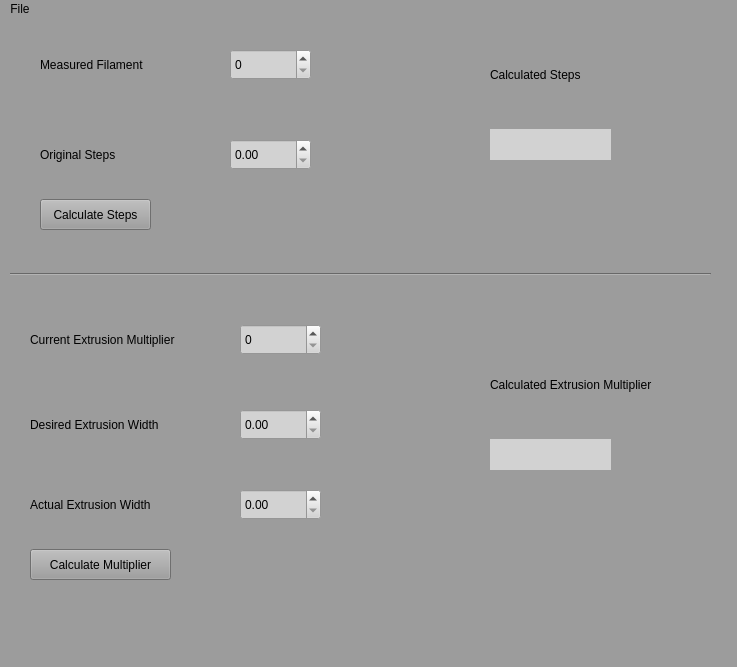
First picture: the form in extruder_calibration.ui, repository JWolfJr/3D-printer-extruder-calibration, before the edit.
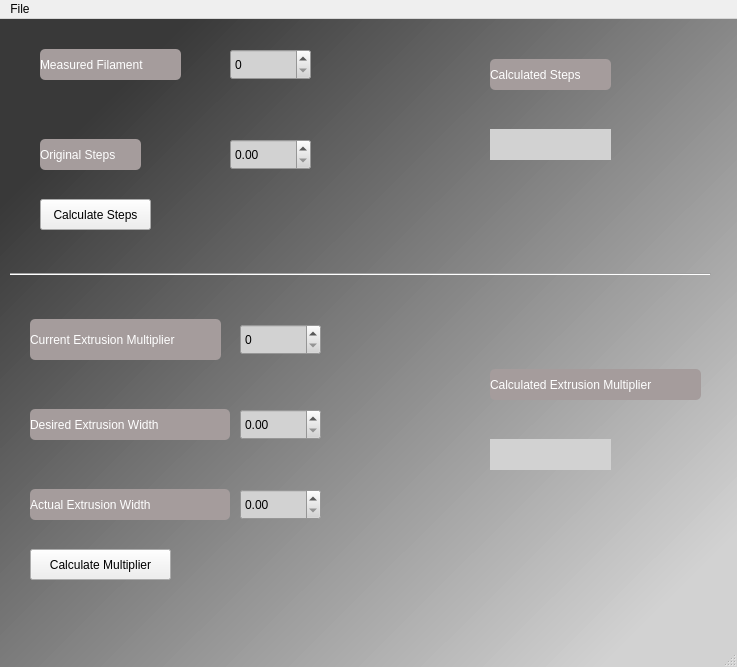
Second picture: the form after the edit.

Commit message: Changed background and button look

Diff of the .ui file:
```diff
--- a/extruder_calibration.ui
+++ b/extruder_calibration.ui
@@ -14,7 +14,8 @@
    <string>Extruder Calibrater</string>
   </property>
   <property name="styleSheet">
-   <string notr="true">background-color: rgb(156, 156, 156);</string>
+   <string notr="true">QWidget#MainWindow{
+background-color:qlineargradient(spread:pad, x1:0.125, y1:0.176136, x2:0.916667, y2:0.897727, stop:0 rgba(54, 54, 54, 224), stop:1 rgba(210, 210, 210, 224));}</string>
   </property>
   <widget class="QWidget" name="centralwidget">
    <widget class="QLabel" name="extruded_dist">
@@ -29,6 +30,11 @@
     <property name="statusTip">
      <string>The amount of mm of extruded filament</string>
     </property>
+    <property name="styleSheet">
+     <string notr="true">background-color: rgb(165, 156, 156);
+color: rgb(255, 255, 255);
+border-radius: 5px;</string>
+    </property>
     <property name="text">
      <string>Measured Filament</string>
     </property>
@@ -45,6 +51,11 @@
     <property name="statusTip">
      <string>Extruder steps in the M503 eeprom</string>
     </property>
+    <property name="styleSheet">
+     <string notr="true">background-color: rgb(165, 156, 156);
+color: rgb(255, 255, 255);
+border-radius: 5px;</string>
+    </property>
     <property name="text">
      <string>Original Steps</string>
     </property>
@@ -58,6 +69,11 @@
       <height>31</height>
      </rect>
     </property>
+    <property name="styleSheet">
+     <string notr="true">background-color: rgb(165, 156, 156);
+color: rgb(255, 255, 255);
+border-radius: 5px;</string>
+    </property>
     <property name="text">
      <string>Calculated Steps</string>
     </property>
@@ -67,13 +83,18 @@
      <rect>
       <x>30</x>
       <y>300</y>
-      <width>180</width>
+      <width>191</width>
       <height>41</height>
      </rect>
     </property>
     <property name="statusTip">
      <string>Number in slicer for flow rate</string>
     </property>
+    <property name="styleSheet">
+     <string notr="true">background-color: rgb(165, 156, 156);
+color: rgb(255, 255, 255);
+border-radius: 5px;</string>
+    </property>
     <property name="text">
      <string>Current Extrusion Multiplier</string>
     </property>
@@ -90,6 +111,11 @@
     <property name="statusTip">
      <string>Enter desired single wall width</string>
     </property>
+    <property name="styleSheet">
+     <string notr="true">background-color: rgb(165, 156, 156);
+color: rgb(255, 255, 255);
+border-radius: 5px;</string>
+    </property>
     <property name="text">
      <string>Desired Extrusion Width</string>
     </property>
@@ -103,6 +129,11 @@
       <height>31</height>
      </rect>
     </property>
+    <property name="styleSheet">
+     <string notr="true">background-color: rgb(165, 156, 156);
+color: rgb(255, 255, 255);
+border-radius: 5px;</string>
+    </property>
     <property name="text">
      <string>Calculated Extrusion Multiplier</string>
     </property>
@@ -119,6 +150,11 @@
     <property name="statusTip">
      <string>Enter measured wall width</string>
     </property>
+    <property name="styleSheet">
+     <string notr="true">background-color: rgb(165, 156, 156);
+color: rgb(255, 255, 255);
+border-radius: 5px;</string>
+    </property>
     <property name="text">
      <string>Actual Extrusion Width</string>
     </property>
```
The commit also changes 1 other file.
